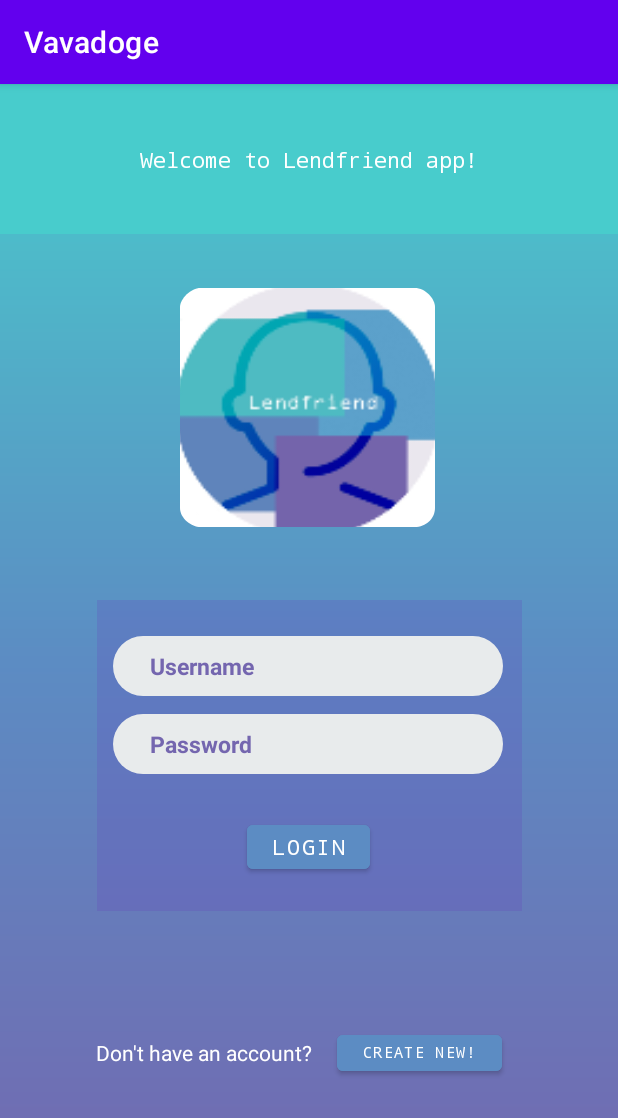
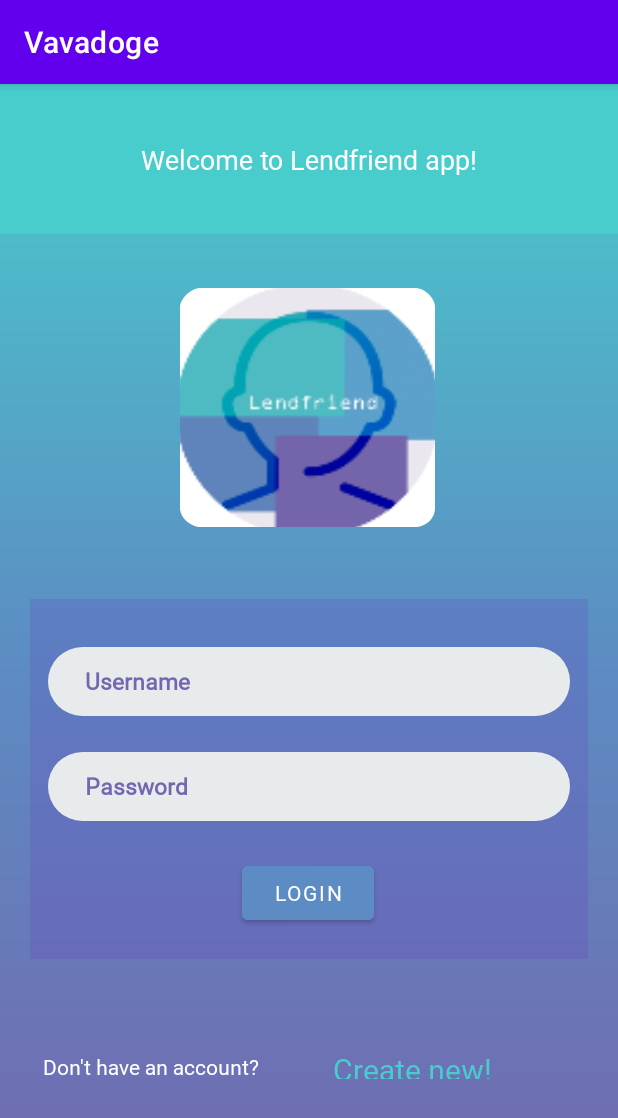
Before and after one commit to Vavadoge/Lendfriend, an Android app: the screen it shows after launch (MainActivity), on a phone screen of 412 x 824 dp. Shown: the top 1118 px of the screen. Run offline under Robolectric (Android 15) with nearby library versions, the phone set to English and light mode, and no system bars.

Commit message:
Login page updated 3

```diff
--- a/app/src/main/res/layout/activity_login.xml
+++ b/app/src/main/res/layout/activity_login.xml
@@ -9,7 +9,7 @@
 
     <View
         android:id="@+id/view"
-        android:layout_width="413dp"
+        android:layout_width="0dp"
         android:layout_height="100dp"
         android:background="@color/first"
         app:layout_constraintEnd_toEndOf="parent"
@@ -19,8 +19,10 @@
         android:id="@+id/textView"
         android:layout_width="wrap_content"
         android:layout_height="wrap_content"
+        android:fontFamily="@font/abeezee_italic"
         android:text="Welcome to Lendfriend app!"
-        android:fontFamily="monospace"
+        android:textSize="18sp"
+        android:textColorLink="@color/second"
         android:textColor="@color/white"
         app:layout_constraintBottom_toBottomOf="@+id/view"
         app:layout_constraintEnd_toEndOf="@+id/view"
@@ -30,13 +32,15 @@
 
     <View
         android:id="@+id/view3"
-        android:layout_width="283dp"
-        android:layout_height="207dp"
-        android:layout_marginTop="344dp"
+        android:layout_width="0dp"
+        android:layout_height="240dp"
+        android:layout_marginStart="20dp"
+        android:layout_marginTop="48dp"
+        android:layout_marginEnd="20dp"
         android:background="@color/login_button_background"
         app:layout_constraintEnd_toEndOf="parent"
         app:layout_constraintStart_toStartOf="parent"
-        app:layout_constraintTop_toTopOf="parent" />
+        app:layout_constraintTop_toBottomOf="@+id/view2" />
 
     <View
         android:id="@+id/view2"
@@ -53,11 +57,11 @@
 
     <Button
         android:id="@+id/button"
-        android:layout_width="82dp"
-        android:layout_height="41dp"
-        android:layout_marginTop="488dp"
+        android:layout_width="wrap_content"
+        android:layout_height="wrap_content"
+        android:layout_marginTop="24dp"
         android:backgroundTint="@color/third"
-        android:fontFamily="monospace"
+        android:fontFamily="@font/abeezee"
         android:shadowColor="@color/first"
         android:text="Login"
         android:textColor="@color/white"
@@ -65,72 +69,79 @@
         app:layout_constraintEnd_toEndOf="parent"
         app:layout_constraintHorizontal_bias="0.498"
         app:layout_constraintStart_toStartOf="parent"
-        app:layout_constraintTop_toTopOf="parent" />
+        app:layout_constraintTop_toBottomOf="@+id/editTextTextPassword" />
 
     <EditText
         android:id="@+id/editTextTextPassword"
-        android:layout_width="260dp"
-        android:layout_height="40dp"
-        android:layout_marginTop="420dp"
+        android:layout_width="0dp"
+        android:layout_height="46dp"
+        android:layout_marginStart="32dp"
+        android:layout_marginTop="24dp"
+        android:layout_marginEnd="32dp"
         android:width="200dp"
         android:height="30dp"
         android:background="@drawable/button"
         android:ems="10"
+        android:fontFamily="@font/abeezee"
         android:hint="Password"
         android:inputType="textPassword"
         android:textColorHint="@color/fourth"
         android:textSize="15dp"
         android:textStyle="bold"
         app:layout_constraintEnd_toEndOf="parent"
-        app:layout_constraintHorizontal_bias="0.496"
+        app:layout_constraintHorizontal_bias="0.0"
         app:layout_constraintStart_toStartOf="parent"
-        app:layout_constraintTop_toTopOf="parent" />
+        app:layout_constraintTop_toBottomOf="@+id/editTextTextPersonName" />
 
     <EditText
         android:id="@+id/editTextTextPersonName"
-        android:layout_width="260dp"
-        android:layout_height="40dp"
-        android:layout_marginTop="368dp"
+        android:layout_width="0dp"
+        android:layout_height="46dp"
+        android:layout_marginStart="32dp"
+        android:layout_marginTop="32dp"
+        android:layout_marginEnd="32dp"
         android:background="@drawable/button"
         android:ems="10"
+        android:fontFamily="@font/abeezee"
         android:hint="Username"
         android:inputType="textPersonName"
         android:textColorHint="@color/fourth"
         android:textSize="15dp"
         android:textStyle="bold"
         app:layout_constraintEnd_toEndOf="parent"
-        app:layout_constraintHorizontal_bias="0.496"
+        app:layout_constraintHorizontal_bias="0.0"
         app:layout_constraintStart_toStartOf="parent"
-        app:layout_constraintTop_toTopOf="parent" />
+        app:layout_constraintTop_toTopOf="@+id/view3" />
+
 
     <TextView
         android:id="@+id/textView2"
-        android:layout_width="wrap_content"
-        android:layout_height="wrap_content"
-        android:layout_marginTop="636dp"
+        android:layout_width="166dp"
+        android:layout_height="25dp"
+        android:layout_marginTop="62dp"
+        android:fontFamily="@font/abeezee"
         android:text="Don't have an account?"
+        android:textAlignment="center"
         android:textColor="@color/white"
+        android:textSize="14sp"
         app:layout_constraintEnd_toEndOf="parent"
-        app:layout_constraintHorizontal_bias="0.238"
+        app:layout_constraintHorizontal_bias="0.07"
         app:layout_constraintStart_toStartOf="parent"
-        app:layout_constraintTop_toTopOf="parent" />
+        app:layout_constraintTop_toBottomOf="@+id/view3" />
 
-    <Button
-        android:id="@+id/button2"
-        android:layout_width="110dp"
-        android:layout_height="36dp"
-        android:layout_marginTop="628dp"
-        android:backgroundTint="@color/third"
-        android:fontFamily="monospace"
-        android:shadowColor="@color/first"
+    <TextView
+        android:id="@+id/textView3"
+        android:layout_width="134dp"
+        android:layout_height="20dp"
+        android:layout_marginTop="60dp"
+        android:layout_marginEnd="56dp"
+
+        android:fontFamily="@font/abeezee"
         android:text="Create new!"
-        android:textColor="@color/white"
-        android:textColorHighlight="@color/third"
-        android:textSize="10dp"
+        android:textColor="@color/first"
+        android:textSize="20sp"
         app:layout_constraintEnd_toEndOf="parent"
-        app:layout_constraintHorizontal_bias="0.744"
-        app:layout_constraintStart_toStartOf="parent"
-        app:layout_constraintTop_toTopOf="@+id/view" />
+        app:layout_constraintTop_toBottomOf="@+id/view3" />
 
 
 </androidx.constraintlayout.widget.ConstraintLayout>
```
